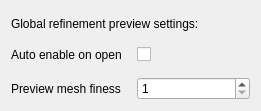
tomate44/FreeCAD, file src/Mod/Fem/Gui/Resources/ui/MeshPreviewSettings.ui: the form before one commit.
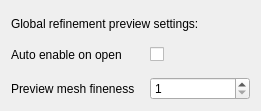
The form after the commit. Custom widgets are drawn as their Qt base class.

Patch:
```diff
--- a/src/Mod/Fem/Gui/Resources/ui/MeshPreviewSettings.ui
+++ b/src/Mod/Fem/Gui/Resources/ui/MeshPreviewSettings.ui
@@ -80,7 +80,7 @@
         <string>Determines how fine the preview mesh is. Larger number means finer mesh (smaller mesh elements)</string>
        </property>
        <property name="text">
-        <string>Preview mesh finess</string>
+        <string>Preview mesh fineness</string>
        </property>
       </widget>
      </item>
```
